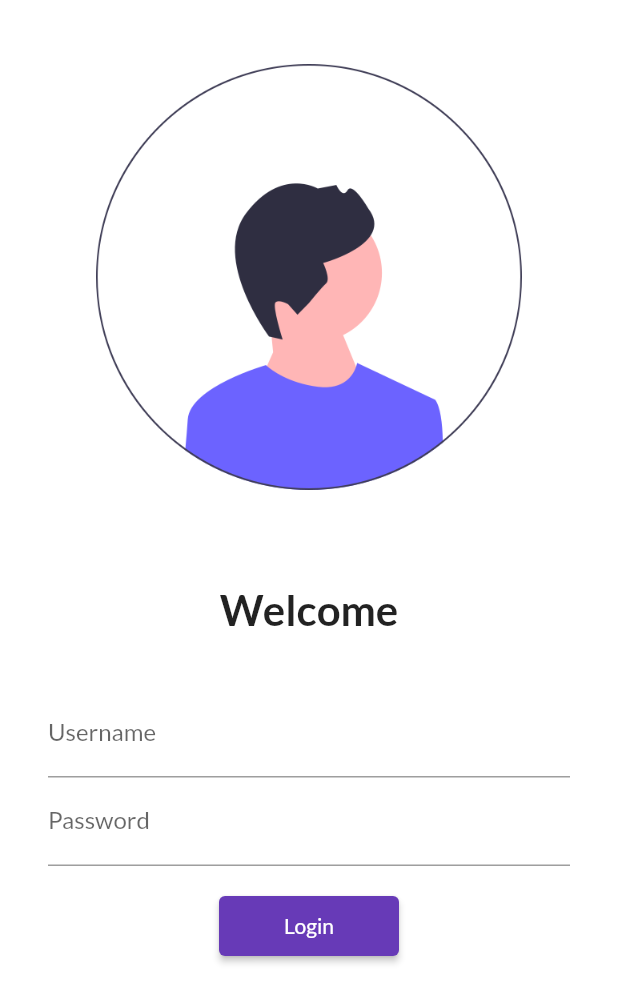
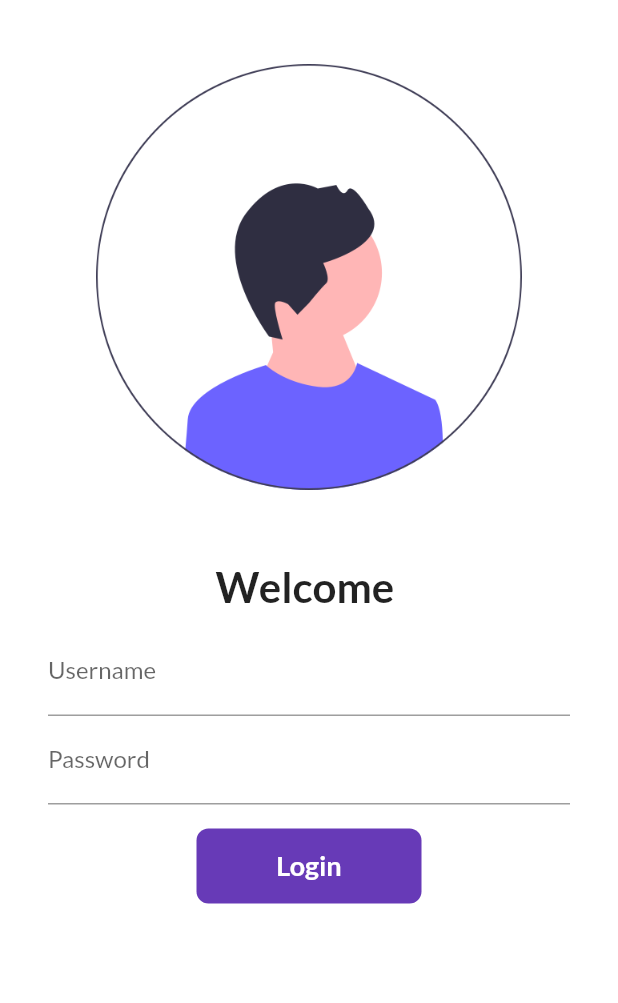
Before and after one commit to raj394449/FlutterByCodepur, a Flutter app: the screen it shows after launch, on a phone screen of 412 x 824 dp. Shown: the top 1003 px of the screen. Run offline on Flutter 3.47's test engine with Material 2 defaults, Android fonts, the phone set to English and light mode, and no system bars; our stand-ins replace google_fonts.

Commit message:
Day 6 Completed

```diff
--- a/flutter_application_1/lib/main.dart
+++ b/flutter_application_1/lib/main.dart
@@ -16,7 +16,6 @@ class MyApp extends StatelessWidget {
   @override
   Widget build(BuildContext context) {
     return MaterialApp(
-      // home: Homepage(),
       debugShowCheckedModeBanner: false,
       themeMode: ThemeMode.light,
       theme: ThemeData(
--- a/flutter_application_1/lib/pages/login_page.dart
+++ b/flutter_application_1/lib/pages/login_page.dart
@@ -1,10 +1,19 @@
-// ignore_for_file: prefer_const_constructors, prefer_const_literals_to_create_immutables, sort_child_properties_last, avoid_print
+// ignore_for_file: prefer_const_constructors, prefer_const_literals_to_create_immutables, sort_child_properties_last, avoid_print, use_build_context_synchronously
 
 import 'package:flutter/material.dart';
 import 'package:flutter_application_1/utils/routes.dart';
 
-class LoginPage extends StatelessWidget {
+class LoginPage extends StatefulWidget {
   const LoginPage({super.key});
+
+  @override
+  State<LoginPage> createState() => _LoginPageState();
+}
+
+class _LoginPageState extends State<LoginPage> {
+  String name = "";
+
+  bool changeButton = false;
 
   @override
   Widget build(BuildContext context) {
@@ -18,18 +27,18 @@ class LoginPage extends StatelessWidget {
                 fit: BoxFit.cover,
               ),
               SizedBox(
-                height: 20.0,
+                height: 5.0,
               ),
               Text(
-                "Welcome",
+                "Welcome $name",
                 style: TextStyle(fontSize: 28, fontWeight: FontWeight.bold),
               ),
               SizedBox(
-                height: 20.0,
+                height: 2.0,
               ),
               Padding(
-                padding: const EdgeInsets.symmetric(
-                    vertical: 16.0, horizontal: 32.0),
+                padding:
+                    const EdgeInsets.symmetric(vertical: 8.0, horizontal: 32.0),
                 child: Column(
                   children: [
                     TextFormField(
@@ -37,6 +46,10 @@ class LoginPage extends StatelessWidget {
                         hintText: "Enter Username",
                         labelText: "Username",
                       ),
+                      onChanged: (value) {
+                        name = value;
+                        setState(() {});
+                      },
                     ),
                     TextFormField(
                       obscureText: true,
@@ -48,13 +61,45 @@ class LoginPage extends StatelessWidget {
                     SizedBox(
                       height: 16.0,
                     ),
-                    ElevatedButton(
-                      child: Text("Login"),
-                      style: TextButton.styleFrom(minimumSize: Size(120, 40)),
-                      onPressed: () {
+                    InkWell(
+                      onTap: () async {
+                        setState(() {
+                          changeButton = true;
+                        });
+                        await Future.delayed(Duration(seconds: 1));
                         Navigator.pushNamed(context, MyRoutes.HomeRoute);
                       },
+                      child: AnimatedContainer(
+                        duration: Duration(seconds: 1),
+                        width: changeButton ? 50 : 150,
+                        height: 50,
+                        alignment: Alignment.center,
+                        child: changeButton
+                            ? Icon(
+                                Icons.done,
+                                color: Colors.white,
+                              )
+                            : Text(
+                                "Login",
+                                style: TextStyle(
+                                    color: Colors.white,
+                                    fontWeight: FontWeight.bold,
+                                    fontSize: 18),
+                              ),
+                        decoration: BoxDecoration(
+                            color: Colors.deepPurple,
+                            // shape: changeButton?BoxShape.circle: BoxShape.rectangle,
+                            borderRadius:
+                                BorderRadius.circular(changeButton ? 50 : 8)),
+                      ),
                     )
+                    // ElevatedButton(
+                    //   child: Text("Login"),
+                    //   style: TextButton.styleFrom(minimumSize: Size(120, 40)),
+                    //   onPressed: () {
+                    //     Navigator.pushNamed(context, MyRoutes.HomeRoute);
+                    //   },
+                    // )
                   ],
                 ),
               )
```
